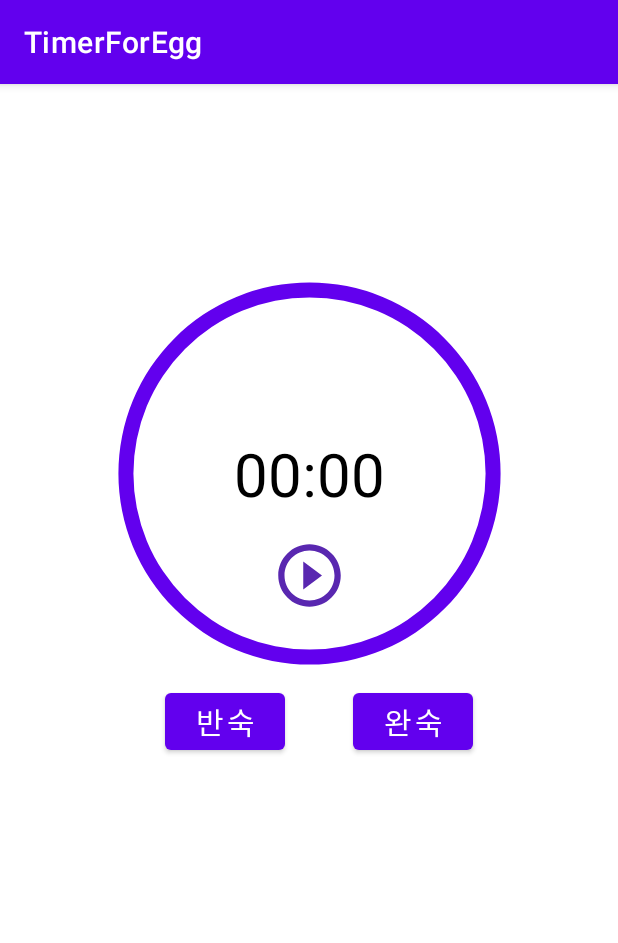
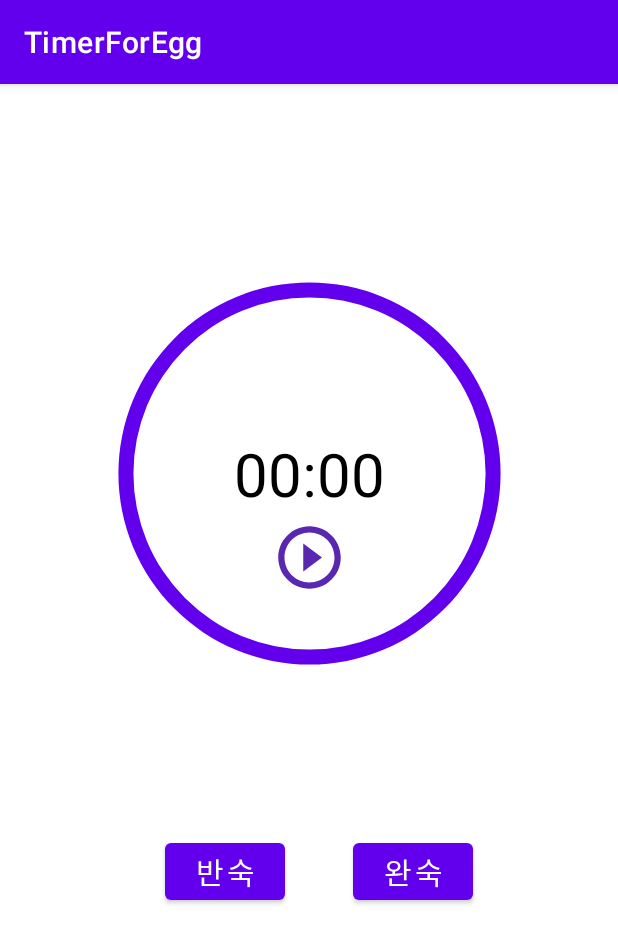
Before and after one commit to bomingming/TimerForEgg, an Android app: the screen it shows after launch (MainActivity), on a phone screen of 412 x 824 dp. Shown: the top 943 px of the screen. Run offline under Robolectric (Android 15) with nearby library versions, the phone set to English and light mode, and no system bars.

Commit message:
아이콘 변경 및 반숙 버튼 기능 구현

```diff
--- a/app/src/main/java/kr/co/company/timerforegg/MainActivity.java
+++ b/app/src/main/java/kr/co/company/timerforegg/MainActivity.java
@@ -30,6 +30,7 @@ public class MainActivity extends AppCompatActivity implements View.OnClickListe
     private ImageView imageViewStart;
     private CountDownTimer countDownTimer;
     private Button soft;
+    private Button hard;
 
 
     @Override
@@ -40,21 +41,35 @@ public class MainActivity extends AppCompatActivity implements View.OnClickListe
         initViews();
         initListeners();
 
+        soft.setOnClickListener(new Button.OnClickListener(){
+
+            @Override
+            public void onClick(View view) {
+                switch (view.getId()){
+                    case R.id.soft: /*반숙 버튼 클릭 시 */
+                        setTimerValues();
+                        break;
+                    case R.id.hard: /*완숙 버튼 클릭 시*/
+                        setTimerValuesHard();
+                        break;
+                }
+            }
+        });
     }
 
     private void initViews(){
-        progressBarCircle = findViewById(R.id.progressBarCircle);
-        textViewTime = findViewById(R.id.textViewTime);
-        imageViewReset = findViewById(R.id.imageViewReset);
-        imageViewStart = findViewById(R.id.imageViewStart);
-        soft = findViewById(R.id.soft);
+    progressBarCircle = findViewById(R.id.progressBarCircle);
+    textViewTime = findViewById(R.id.textViewTime);
+    imageViewReset = findViewById(R.id.imageViewReset);
+    imageViewStart = findViewById(R.id.imageViewStart);
+    soft = findViewById(R.id.soft);
+    hard = findViewById(R.id.hard);
     }
 
     private void initListeners(){
         imageViewReset.setOnClickListener(this);
         imageViewStart.setOnClickListener(this);
     }
-
 
     @Override
     public void onClick(View view){
@@ -68,6 +83,7 @@ public class MainActivity extends AppCompatActivity implements View.OnClickListe
         }
     }
 
+
     private void reset(){
         stopCountDownTimer();
         startCountDownTimer();
@@ -79,11 +95,11 @@ public class MainActivity extends AppCompatActivity implements View.OnClickListe
             setProgressBarValues();
 
             imageViewReset.setVisibility(View.VISIBLE);
-            imageViewStart.setImageResource(R.drawable.ic_baseline_stop_circle_24);
+            imageViewStart.setImageResource(R.drawable.ic_baseline_pause_circle_outline_24);
 
             timerStatus = TimerStatus.STARTED;
 
-            startCountDownTimer();
+            //startCountDownTimer();
         }else{
             imageViewReset.setVisibility(View.GONE);
             imageViewStart.setImageResource(R.drawable.ic_baseline_play_circle_outline_24);
@@ -96,6 +112,12 @@ public class MainActivity extends AppCompatActivity implements View.OnClickListe
 
     private void setTimerValues(){
         timeCountInMilliSeconds = 9 * 60 * 1000;
+        startCountDownTimer();
+    }
+
+    private void setTimerValuesHard() {
+        timeCountInMilliSeconds = 12 * 60 * 1000;
+        startCountDownTimer();
     }
 
     private void startCountDownTimer(){
--- /dev/null
+++ b/app/src/main/res/drawable/ic_baseline_pause_circle_outline_24.xml
@@ -0,0 +1,5 @@
+<vector android:height="24dp" android:tint="#5927B0"
+    android:viewportHeight="24" android:viewportWidth="24"
+    android:width="24dp" xmlns:android="http://schemas.android.com/apk/res/android">
+    <path android:fillColor="@android:color/white" android:pathData="M9,16h2L11,8L9,8v8zM12,2C6.48,2 2,6.48 2,12s4.48,10 10,10 10,-4.48 10,-10S17.52,2 12,2zM12,20c-4.41,0 -8,-3.59 -8,-8s3.59,-8 8,-8 8,3.59 8,8 -3.59,8 -8,8zM13,16h2L15,8h-2v8z"/>
+</vector>
--- a/app/src/main/res/layout/activity_main.xml
+++ b/app/src/main/res/layout/activity_main.xml
@@ -47,7 +47,7 @@
         android:layout_below="@+id/textViewTime"
         android:layout_centerInParent = "true"
         android:src="@drawable/ic_baseline_play_circle_outline_24"
-        android:layout_marginTop="70dp"
+        android:layout_marginTop="58dp"
         app:layout_constraintEnd_toEndOf="@+id/progressBarCircle"
         app:layout_constraintStart_toStartOf="@+id/progressBarCircle"
         app:layout_constraintTop_toTopOf="@+id/textViewTime" />
@@ -59,8 +59,8 @@
         android:layout_height="50dp"
         android:layout_below="@+id/textViewTime"
         android:layout_centerInParent = "true"
+        android:visibility="gone"
         android:src="@drawable/ic_baseline_cached_24"
-        android:visibility="gone"
         app:layout_constraintBottom_toBottomOf="@+id/progressBarCircle"
         android:layout_marginBottom="180dp"
         app:layout_constraintEnd_toEndOf="@+id/progressBarCircle"
@@ -75,7 +75,7 @@
         android:textSize="20dp"
         android:layout_centerInParent = "true"
         android:layout_marginLeft="110dp"
-        android:layout_marginTop="400dp"
+        android:layout_marginTop="500dp"
         app:layout_constraintStart_toStartOf="parent"
         app:layout_constraintTop_toTopOf="parent" />
 
@@ -87,7 +87,7 @@
         android:text="완숙"
         android:textSize="20dp"
         android:layout_marginLeft="235dp"
-        android:layout_marginTop="400dp"
+        android:layout_marginTop="500dp"
         app:layout_constraintStart_toStartOf="parent"
         app:layout_constraintTop_toTopOf="parent" />
 
```
Also changed, not shown: app/src/main/res/drawable/endegg.png (deleted), app/src/main/res/drawable/newegg.png (deleted).
